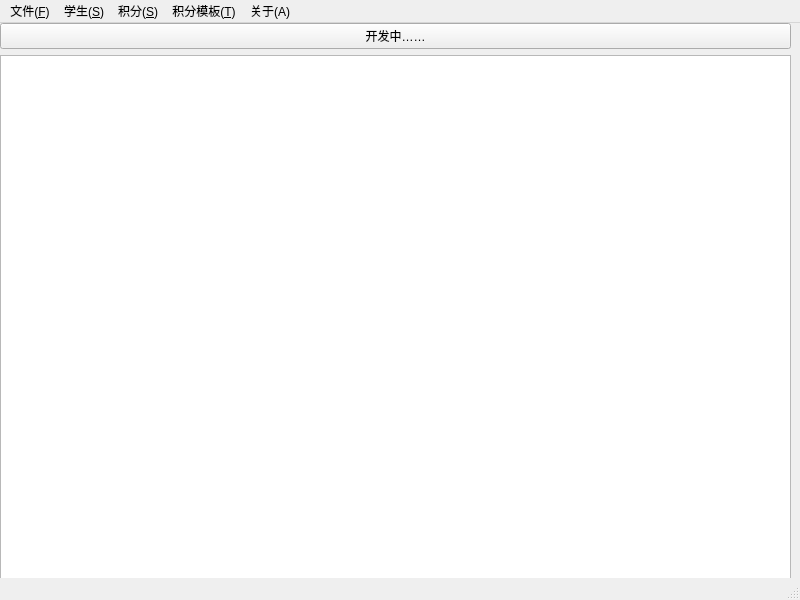
Before: the Qt Designer form mainwindow.ui in fz1251/ClassScoreManager, drawn with Qt 5.
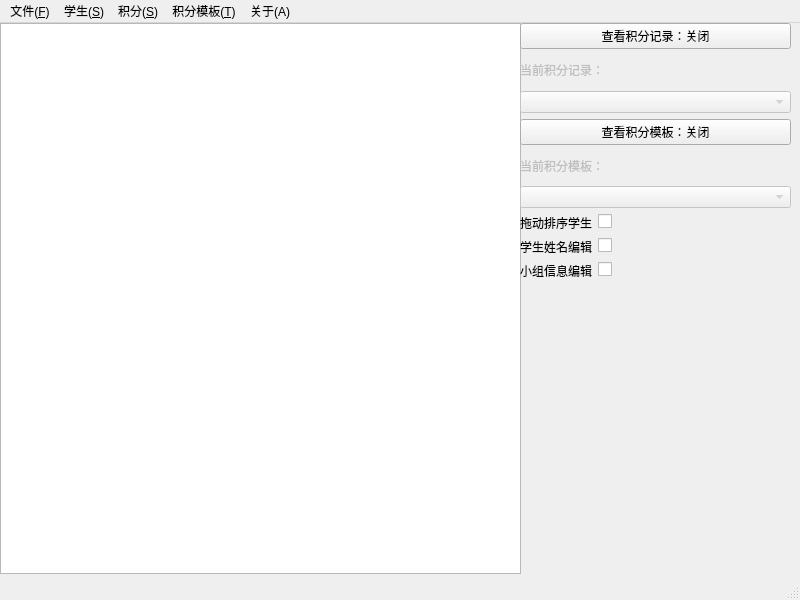
After: the same form once the commit is applied. Icons and pictures are not drawn.

Commit message: feat:加入了控制表格中学生和小组信息是否可编辑与学生是否可拖动的功能，优化了拖动学生的效果提示

The edit to the form file:
```diff
--- a/mainwindow.ui
+++ b/mainwindow.ui
@@ -14,61 +14,57 @@
    <string>班级积分管理系统</string>
   </property>
   <widget class="QWidget" name="centralwidget">
-   <widget class="QStackedWidget" name="stackedWidget">
-    <property name="geometry">
-     <rect>
-      <x>0</x>
-      <y>0</y>
-      <width>791</width>
-      <height>561</height>
-     </rect>
+   <layout class="QHBoxLayout" name="horizontalLayout">
+    <property name="spacing">
+     <number>2</number>
     </property>
-    <property name="currentIndex">
-     <number>1</number>
+    <property name="leftMargin">
+     <number>0</number>
     </property>
-    <widget class="QWidget" name="page">
-     <widget class="QLabel" name="label">
-      <property name="geometry">
-       <rect>
-        <x>0</x>
-        <y>0</y>
-        <width>176</width>
-        <height>29</height>
-       </rect>
+    <property name="topMargin">
+     <number>0</number>
+    </property>
+    <property name="rightMargin">
+     <number>0</number>
+    </property>
+    <property name="bottomMargin">
+     <number>0</number>
+    </property>
+    <item>
+     <widget class="QStackedWidget" name="stackedWidget">
+      <property name="currentIndex">
+       <number>1</number>
       </property>
-      <property name="font">
-       <font>
-        <pointsize>14</pointsize>
-       </font>
-      </property>
-      <property name="text">
-       <string>主界面开发中……</string>
-      </property>
-     </widget>
-    </widget>
-    <widget class="QWidget" name="page_2">
-     <layout class="QVBoxLayout" name="verticalLayout">
-      <property name="leftMargin">
-       <number>0</number>
-      </property>
-      <property name="topMargin">
-       <number>0</number>
-      </property>
-      <property name="rightMargin">
-       <number>0</number>
-      </property>
-      <property name="bottomMargin">
-       <number>0</number>
-      </property>
-      <item>
-       <widget class="QPushButton" name="pushButton">
+      <widget class="QWidget" name="page">
+       <widget class="QLabel" name="label_dev">
+        <property name="geometry">
+         <rect>
+          <x>0</x>
+          <y>0</y>
+          <width>176</width>
+          <height>29</height>
+         </rect>
+        </property>
+        <property name="font">
+         <font>
+          <pointsize>14</pointsize>
+         </font>
+        </property>
         <property name="text">
-         <string>开发中……</string>
+         <string>主界面开发中……</string>
         </property>
        </widget>
-      </item>
-      <item>
+      </widget>
+      <widget class="QWidget" name="page_2">
        <widget class="QTableView" name="tableView">
+        <property name="geometry">
+         <rect>
+          <x>0</x>
+          <y>0</y>
+          <width>521</width>
+          <height>551</height>
+         </rect>
+        </property>
         <property name="acceptDrops">
          <bool>true</bool>
         </property>
@@ -94,10 +90,130 @@
          <enum>QAbstractItemView::SelectionBehavior::SelectRows</enum>
         </property>
        </widget>
-      </item>
-     </layout>
-    </widget>
-   </widget>
+       <widget class="QWidget" name="rightPanelWidget" native="true">
+        <property name="geometry">
+         <rect>
+          <x>520</x>
+          <y>0</y>
+          <width>271</width>
+          <height>281</height>
+         </rect>
+        </property>
+        <layout class="QVBoxLayout" name="rightPanelLayout">
+         <item>
+          <layout class="QVBoxLayout" name="verticalLayout">
+           <item>
+            <widget class="QPushButton" name="recordToggleBtn">
+             <property name="text">
+              <string>查看积分记录：关闭</string>
+             </property>
+             <property name="checkable">
+              <bool>true</bool>
+             </property>
+            </widget>
+           </item>
+           <item>
+            <widget class="QLabel" name="selectRecordLabel">
+             <property name="enabled">
+              <bool>false</bool>
+             </property>
+             <property name="text">
+              <string>当前积分记录：</string>
+             </property>
+            </widget>
+           </item>
+           <item>
+            <widget class="QComboBox" name="selectRecordBox">
+             <property name="enabled">
+              <bool>false</bool>
+             </property>
+            </widget>
+           </item>
+          </layout>
+         </item>
+         <item>
+          <layout class="QVBoxLayout" name="verticalLayout_2">
+           <item>
+            <widget class="QPushButton" name="templateToggleBtn">
+             <property name="text">
+              <string>查看积分模板：关闭</string>
+             </property>
+             <property name="checkable">
+              <bool>true</bool>
+             </property>
+            </widget>
+           </item>
+           <item>
+            <widget class="QLabel" name="selectTemplateLabel">
+             <property name="enabled">
+              <bool>false</bool>
+             </property>
+             <property name="text">
+              <string>当前积分模板：</string>
+             </property>
+            </widget>
+           </item>
+           <item>
+            <widget class="QComboBox" name="selectTemplateBox">
+             <property name="enabled">
+              <bool>false</bool>
+             </property>
+            </widget>
+           </item>
+          </layout>
+         </item>
+         <item>
+          <layout class="QFormLayout" name="formLayout">
+           <item row="0" column="0">
+            <widget class="QLabel" name="label_1">
+             <property name="text">
+              <string>拖动排序学生</string>
+             </property>
+            </widget>
+           </item>
+           <item row="0" column="1">
+            <widget class="QCheckBox" name="cb_dragStudent">
+             <property name="text">
+              <string/>
+             </property>
+            </widget>
+           </item>
+           <item row="1" column="0">
+            <widget class="QLabel" name="label_2">
+             <property name="text">
+              <string>学生姓名编辑</string>
+             </property>
+            </widget>
+           </item>
+           <item row="1" column="1">
+            <widget class="QCheckBox" name="cb_editName">
+             <property name="text">
+              <string/>
+             </property>
+            </widget>
+           </item>
+           <item row="2" column="0">
+            <widget class="QLabel" name="label_3">
+             <property name="text">
+              <string>小组信息编辑</string>
+             </property>
+            </widget>
+           </item>
+           <item row="2" column="1">
+            <widget class="QCheckBox" name="cb_editGroup">
+             <property name="text">
+              <string/>
+             </property>
+            </widget>
+           </item>
+          </layout>
+         </item>
+        </layout>
+       </widget>
+      </widget>
+     </widget>
+    </item>
+   </layout>
   </widget>
   <widget class="QMenuBar" name="menubar">
    <property name="geometry">
```
Left out of the diff: 3 changed lines with no effect on the pictures. The commit also changes 5 other files.
